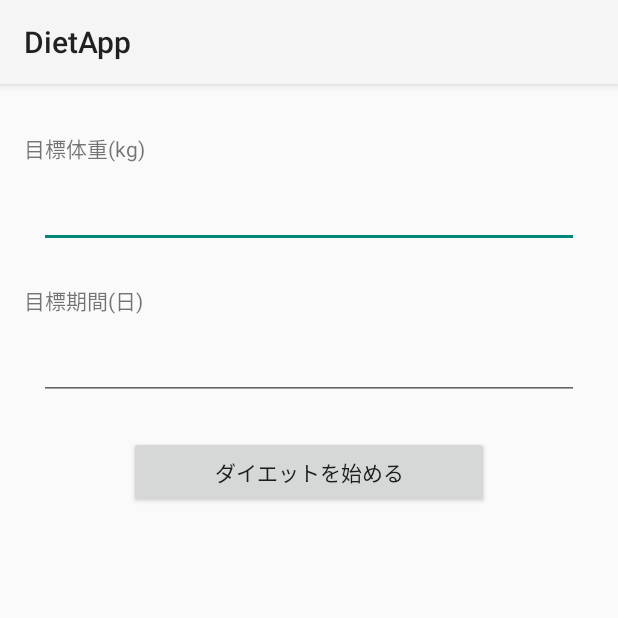
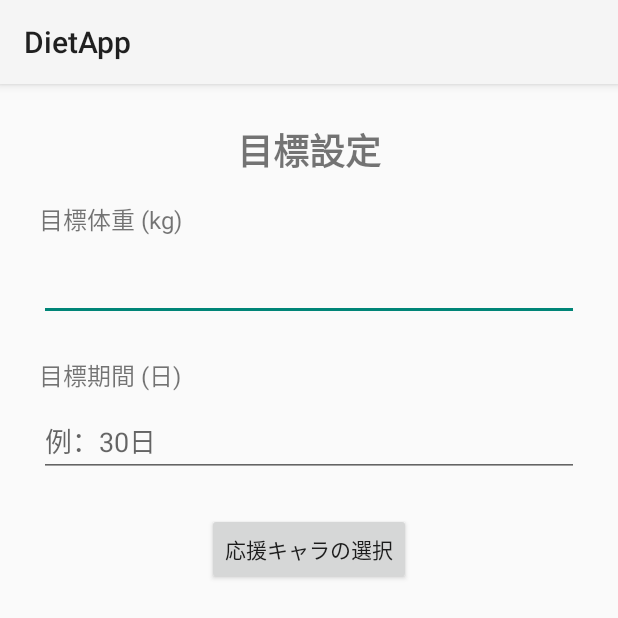
Before and after one commit to gochipon/DIS23-a, an Android app: the GoalSetting screen opened directly, with no data from a screen before it, on a phone screen of 412 x 824 dp. Shown: the top 618 px of the screen. Run offline under Robolectric (Android 15) with nearby library versions, the phone set to English and light mode, and no system bars.

Commit message:
UIの編集

```diff
--- a/DietApp/app/src/main/res/layout/activity_goal_setting.xml
+++ b/DietApp/app/src/main/res/layout/activity_goal_setting.xml
@@ -1,20 +1,35 @@
 <?xml version="1.0" encoding="utf-8"?>
-<androidx.constraintlayout.widget.ConstraintLayout xmlns:android="http://schemas.android.com/apk/res/android"
+<ScrollView xmlns:android="http://schemas.android.com/apk/res/android"
     xmlns:app="http://schemas.android.com/apk/res-auto"
     xmlns:tools="http://schemas.android.com/tools"
     android:layout_width="match_parent"
     android:layout_height="match_parent"
-    android:paddingStart="16dp"
-    android:paddingEnd="16dp"
-    android:paddingTop="32dp"
-    android:paddingBottom="32dp">
+    android:padding="16dp"
+    tools:context=".MainActivity">
+
+    <LinearLayout
+        android:layout_width="match_parent"
+        android:layout_height="wrap_content"
+        android:orientation="vertical"
+        android:padding="10dp">
+
+        <TextView
+            android:id="@+id/titleTextView"
+            android:layout_width="match_parent"
+            android:layout_height="wrap_content"
+            android:text="目標設定"
+            android:textSize="24sp"
+            android:textStyle="bold"
+            android:gravity="center"
+            android:layout_marginBottom="16dp" />
 
         <!-- 目標体重のラベル -->
         <TextView
             android:id="@+id/targetWeightLabel"
             android:layout_width="wrap_content"
             android:layout_height="wrap_content"
-        android:text="目標体重(kg)"
+            android:text="目標体重 (kg)"
+            android:textSize="16dp"
             android:gravity="start"
             app:layout_constraintTop_toTopOf="parent"
             app:layout_constraintStart_toStartOf="parent"
@@ -25,7 +40,7 @@
             android:id="@+id/targetWeightEditText"
             android:layout_width="360dp"
             android:layout_height="48dp"
-        android:hint="　"
+            android:hint=" "
             android:inputType="numberDecimal"
             app:layout_constraintTop_toBottomOf="@id/targetWeightLabel"
             app:layout_constraintStart_toStartOf="parent"
@@ -37,7 +52,8 @@
             android:id="@+id/targetDurationLabel"
             android:layout_width="wrap_content"
             android:layout_height="wrap_content"
-        android:text="目標期間(日)"
+            android:text="目標期間 (日)"
+            android:textSize="16dp"
             android:gravity="start"
             app:layout_constraintTop_toBottomOf="@id/targetWeightEditText"
             app:layout_constraintStart_toStartOf="parent"
@@ -49,7 +65,7 @@
             android:id="@+id/targetDurationEditText"
             android:layout_width="360dp"
             android:layout_height="48dp"
-        android:hint="　"
+            android:hint="例：30日"
             android:inputType="numberDecimal"
             app:layout_constraintTop_toBottomOf="@id/targetDurationLabel"
             app:layout_constraintStart_toStartOf="parent"
@@ -59,12 +75,11 @@
         <!-- GameTopPageに遷移するボタン -->
         <Button
             android:id="@+id/goToMakeCharacterButton"
-        android:layout_width="240dp"
+            android:text="応援キャラの選択"
+            android:layout_width="wrap_content"
             android:layout_height="wrap_content"
-        android:text="ダイエットを始める"
-        app:layout_constraintTop_toBottomOf="@id/targetDurationEditText"
-        app:layout_constraintStart_toStartOf="parent"
-        app:layout_constraintEnd_toEndOf="parent"
+            android:layout_gravity="center_horizontal"
             android:layout_marginTop="24dp" />
 
-</androidx.constraintlayout.widget.ConstraintLayout>
+    </LinearLayout>
+</ScrollView>
```
Also changed, not shown: DietApp/app/src/main/res/layout/activity_main.xml (+33 -16 lines), DietApp/app/src/main/res/layout/activity_make_character.xml (+24 -5 lines). Lines whose indentation alone changed are shown as unchanged.
